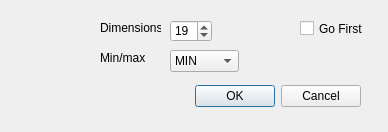
Qt form minigo/SetupDialog.ui (schibalt/minigo) before a commit.
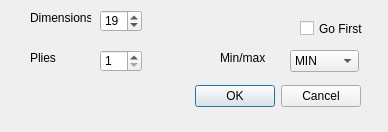
The same form after that commit.

The edit to the form file:
```diff
--- a/minigo/SetupDialog.ui
+++ b/minigo/SetupDialog.ui
@@ -70,8 +70,8 @@
   <widget class="QSpinBox" name="dimensionsBox">
    <property name="geometry">
     <rect>
-     <x>170</x>
-     <y>20</y>
+     <x>100</x>
+     <y>10</y>
      <width>42</width>
      <height>22</height>
     </rect>
@@ -86,8 +86,8 @@
   <widget class="QLabel" name="label">
    <property name="geometry">
     <rect>
-     <x>100</x>
-     <y>20</y>
+     <x>30</x>
+     <y>10</y>
      <width>61</width>
      <height>16</height>
     </rect>
@@ -99,7 +99,7 @@
   <widget class="QComboBox" name="minMaxBox">
    <property name="geometry">
     <rect>
-     <x>170</x>
+     <x>290</x>
      <y>50</y>
      <width>69</width>
      <height>22</height>
@@ -119,7 +119,7 @@
   <widget class="QLabel" name="label_2">
    <property name="geometry">
     <rect>
-     <x>100</x>
+     <x>220</x>
      <y>50</y>
      <width>61</width>
      <height>16</height>
@@ -142,6 +142,35 @@
     <string>Go First</string>
    </property>
   </widget>
+  <widget class="QSpinBox" name="plyBox">
+   <property name="geometry">
+    <rect>
+     <x>100</x>
+     <y>50</y>
+     <width>42</width>
+     <height>22</height>
+    </rect>
+   </property>
+   <property name="minimum">
+    <number>1</number>
+   </property>
+   <property name="value">
+    <number>1</number>
+   </property>
+  </widget>
+  <widget class="QLabel" name="label_3">
+   <property name="geometry">
+    <rect>
+     <x>30</x>
+     <y>50</y>
+     <width>61</width>
+     <height>16</height>
+    </rect>
+   </property>
+   <property name="text">
+    <string>Plies</string>
+   </property>
+  </widget>
  </widget>
  <resources/>
  <connections/>
```
